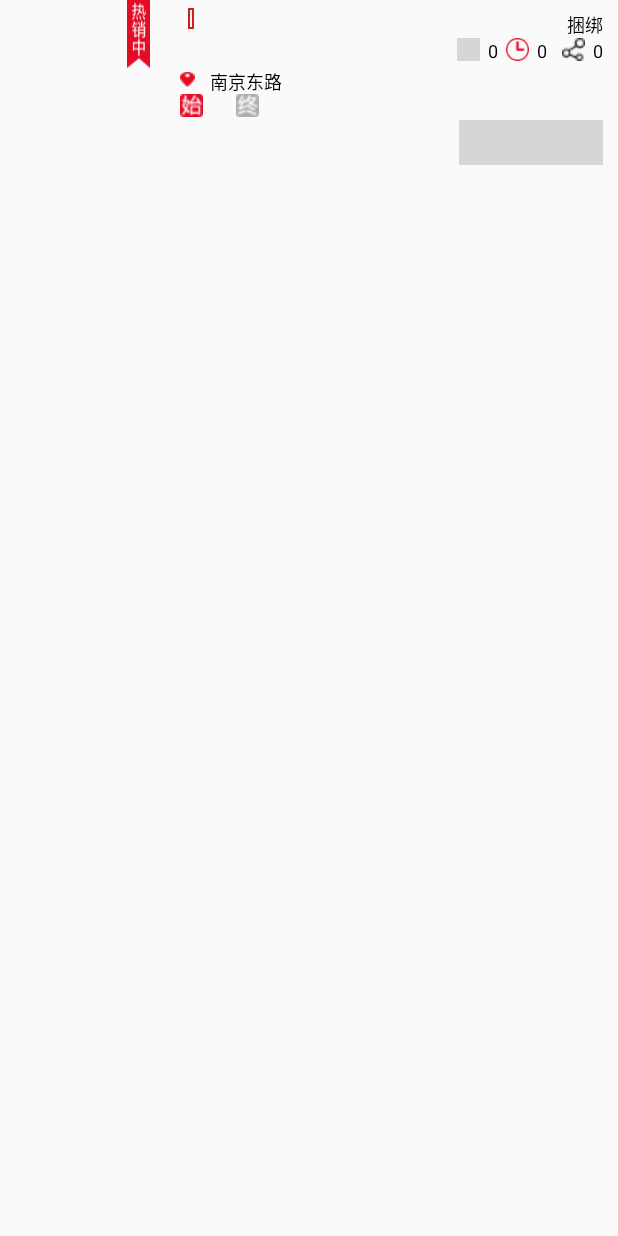
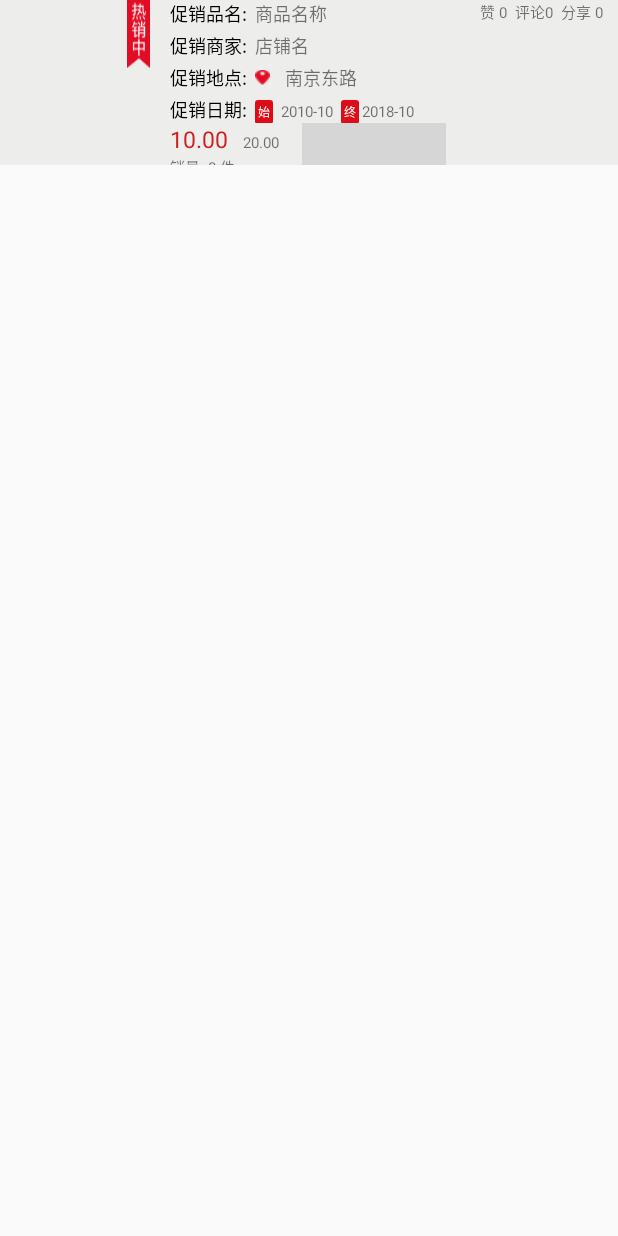
Before and after one commit to liufanglin/project_save_android, an Android app: the layout good_item.xml on its own in the app's theme, with its tools: preview values and no code run, on a phone screen of 412 x 824 dp. Run offline under Robolectric (Android 15) with nearby library versions, the phone set to English and light mode, and no system bars; grey boxes are pictures that could not be loaded.

```diff
--- a/app/src/main/java/com/ximai/savingsmore/save/utils/PopuWindowsUtils.java
+++ b/app/src/main/java/com/ximai/savingsmore/save/utils/PopuWindowsUtils.java
@@ -189,7 +189,7 @@ public class PopuWindowsUtils implements View.OnClickListener {
             }
 
             if (null != list.get(position).SaleCount) {
-                sales_number.setText("销量:" + list.get(position).SaleCount);
+                sales_number.setText("销量:" + list.get(position).SaleCount+"件");
             }
             if (null != list.get(position).Preferential) {
                 zhekou.setText(list.get(position).PromotionTypeName);
@@ -198,10 +198,10 @@ public class PopuWindowsUtils implements View.OnClickListener {
                 shop_name.setText(list.get(position).StoreName);
             }
             if (null != list.get(position).FavouriteCount) {
-                shou_chang.setText(list.get(position).FavouriteCount);
+                shou_chang.setText("赞 "+list.get(position).FavouriteCount);
             }
-            liulan.setText(list.get(position).HitCount);
-            share.setText(list.get(position).SharedCount);
+            liulan.setText("评论 "+list.get(position).HitCount);
+            share.setText("分享 "+list.get(position).SharedCount);
             if (null != list.get(position).Address) {
                 location.setText(list.get(position).Address);
             }
--- /dev/null
+++ b/app/src/main/res/drawable/time_end_bg.xml
@@ -0,0 +1,8 @@
+<?xml version="1.0" encoding="utf-8"?>
+<shape xmlns:android="http://schemas.android.com/apk/res/android"
+    android:shape="rectangle">
+
+    <solid android:color="#dd0c17"/>
+    <corners android:radius="2dp"/>
+
+</shape>
--- a/app/src/main/res/layout/good_item.xml
+++ b/app/src/main/res/layout/good_item.xml
@@ -2,11 +2,13 @@
 <LinearLayout xmlns:android="http://schemas.android.com/apk/res/android"
     android:layout_width="match_parent"
     android:layout_height="wrap_content"
+    android:background="#ededec"
     android:orientation="horizontal">
 
     <RelativeLayout
         android:layout_width="110dp"
-        android:layout_height="110dp">
+        android:layout_height="110dp"
+        android:layout_marginRight="3dp">
 
         <ImageView
             android:id="@+id/image"
@@ -26,42 +28,88 @@
     <LinearLayout
         android:layout_width="match_parent"
         android:layout_height="110dp"
-        android:layout_marginLeft="10dp"
         android:layout_marginRight="10dp"
         android:orientation="vertical">
 
         <RelativeLayout
             android:layout_width="match_parent"
-            android:layout_height="25dp">
+            android:layout_height="wrap_content">
 
             <LinearLayout
                 android:layout_width="wrap_content"
-                android:layout_height="match_parent"
+                android:layout_height="wrap_content"
                 android:orientation="horizontal">
+                <TextView
+                    style="@style/text_balck_twen"
+                    android:text="促销品名:"/>
 
                 <TextView
                     android:id="@+id/name"
-                    android:layout_width="wrap_content"
-                    android:layout_height="match_parent"
+                    style="@style/text_balck_glay"
                     android:ellipsize="end"
                     android:maxEms="7"
+                    android:text="商品名称"
+                    android:layout_marginLeft="5dp"
                     android:singleLine="true"
-                    android:textColor="@color/text_black"
-                    android:textSize="@dimen/login_regin_text" />
+                     />
+
+            </LinearLayout>
+
+            <LinearLayout
+                android:layout_width="wrap_content"
+                android:layout_height="wrap_content"
+                android:gravity="center"
+                android:layout_gravity="center"
+                android:layout_marginLeft="10dp"
+                android:layout_alignParentRight="true"
+                android:orientation="horizontal">
+
+                <ImageView
+                    android:id="@+id/dianzan"
+                    android:layout_width="15dp"
+                    android:layout_height="15dp"
+                    android:visibility="gone"
+                    android:background="@mipmap/sharp" />
 
                 <TextView
-                    android:id="@+id/sales_number"
-                    android:layout_width="wrap_content"
-                    android:layout_height="wrap_content"
-                    android:layout_gravity="center"
+                    android:id="@+id/dainzan_number"
                     android:layout_marginLeft="5dp"
-                    android:background="@drawable/good_item_background"
-                    android:paddingLeft="2dp"
-                    android:paddingRight="2dp"
-                    android:singleLine="true"
-                    android:textColor="@color/mianColor"
-                    android:textSize="@dimen/smart" />
+                    android:text="赞 0"
+                    style="@style/text_ten_glay"
+                    />
+
+                <ImageView
+                    android:id="@+id/colck"
+                    android:layout_width="15dp"
+                    android:layout_height="15dp"
+                    android:layout_marginLeft="5dp"
+                    android:visibility="gone"
+                    android:background="@mipmap/clock" />
+
+                <TextView
+                    android:id="@+id/clock_number"
+                    android:layout_marginLeft="5dp"
+                    android:text="评论0"
+                    style="@style/text_ten_glay"
+                    />
+
+                <ImageView
+                    android:id="@+id/share"
+                    android:layout_width="15dp"
+                    android:layout_height="15dp"
+                    android:visibility="gone"
+                    android:layout_marginLeft="10dp"
+                    android:background="@mipmap/share" />
+
+                <TextView
+                    android:id="@+id/share_number"
+                    android:layout_marginLeft="5dp"
+                    android:text="分享 0"
+                    style="@style/text_ten_glay"
+                    />
+
             </LinearLayout>
+
 
             <TextView
                 android:id="@+id/zhekou"
@@ -70,148 +118,121 @@
                 android:layout_alignParentRight="true"
                 android:gravity="bottom"
                 android:text="捆绑"
+                android:visibility="gone"
                 android:textColor="@color/text_black"
                 android:textSize="@dimen/middle" />
         </RelativeLayout>
 
-        <RelativeLayout
+        <LinearLayout
             android:layout_width="match_parent"
-            android:layout_height="20dp"
-            android:gravity="center">
+            android:layout_height="wrap_content"
+            android:layout_marginTop="3dp"
+            android:orientation="horizontal"
+            >
+            <TextView
+                style="@style/text_balck_twen"
+                android:text="促销商家:"/>
 
             <TextView
                 android:id="@+id/shop_name"
-                android:layout_width="wrap_content"
-                android:layout_height="match_parent"
                 android:ellipsize="end"
+                style="@style/text_balck_glay"
+                android:layout_marginLeft="5dp"
                 android:maxEms="8"
                 android:maxLines="1"
-                android:textColor="@color/text_black"
-                android:textSize="@dimen/middle" />
-
-            <LinearLayout
-                android:layout_width="wrap_content"
-                android:layout_height="match_parent"
-                android:layout_alignParentRight="true"
-                android:layout_gravity="center"
-                android:orientation="horizontal">
-
-                <ImageView
-                    android:id="@+id/dianzan"
-                    android:layout_width="15dp"
-                    android:layout_height="15dp"
-                    android:background="@mipmap/sharp" />
-
-                <TextView
-                    android:id="@+id/dainzan_number"
-                    android:layout_width="wrap_content"
-                    android:layout_height="wrap_content"
-                    android:layout_marginLeft="5dp"
-                    android:text="0"
-                    android:textColor="@color/text_black"
-                    android:textSize="@dimen/middle" />
-
-                <ImageView
-                    android:id="@+id/colck"
-                    android:layout_width="15dp"
-                    android:layout_height="15dp"
-                    android:layout_marginLeft="5dp"
-                    android:background="@mipmap/clock" />
-
-                <TextView
-                    android:id="@+id/clock_number"
-                    android:layout_width="wrap_content"
-                    android:layout_height="wrap_content"
-                    android:layout_marginLeft="5dp"
-                    android:text="0"
-                    android:textColor="@color/text_black"
-                    android:textSize="@dimen/middle" />
-
-                <ImageView
-                    android:id="@+id/share"
-                    android:layout_width="15dp"
-                    android:layout_height="15dp"
-                    android:layout_marginLeft="10dp"
-                    android:background="@mipmap/share" />
-
-                <TextView
-                    android:id="@+id/share_number"
-                    android:layout_width="wrap_content"
-                    android:layout_height="wrap_content"
-                    android:layout_marginLeft="5dp"
-                    android:text="0"
-                    android:textColor="@color/text_black"
-                    android:textSize="@dimen/middle" />
-
-            </LinearLayout>
-        </RelativeLayout>
-
-        <LinearLayout
-            android:layout_width="match_parent"
-            android:layout_height="15dp"
-            android:orientation="horizontal">
-
-            <ImageView
-                android:layout_width="10dp"
-                android:layout_height="10dp"
-                android:layout_gravity="center"
-                android:background="@mipmap/marker2" />
-
-            <TextView
-                android:id="@+id/location"
-                android:layout_width="match_parent"
-                android:layout_height="match_parent"
-                android:layout_gravity="center"
-                android:layout_marginLeft="10dp"
-                android:text="南京东路"
-                android:textColor="@color/text_black"
-                android:textSize="@dimen/middle" />
+                android:text="店铺名"
+                 />
 
         </LinearLayout>
 
         <LinearLayout
             android:layout_width="match_parent"
             android:layout_height="wrap_content"
-            android:layout_marginTop="2dp"
+            android:layout_marginTop="3dp"
             android:orientation="horizontal">
+            <TextView
+                style="@style/text_balck_twen"
+                android:text="促销地点:"/>
 
             <ImageView
-                android:layout_width="15dp"
-                android:layout_height="15dp"
-                android:background="@mipmap/start2" />
+                android:layout_width="10dp"
+                android:layout_height="10dp"
+                android:layout_gravity="center"
+                android:layout_marginLeft="5dp"
+                android:background="@mipmap/marker2" />
+
+            <TextView
+                android:id="@+id/location"
+                style="@style/text_balck_glay"
+                android:layout_marginLeft="10dp"
+                android:text="南京东路"
+                 />
+
+        </LinearLayout>
+
+        <LinearLayout
+            android:layout_width="match_parent"
+            android:layout_height="wrap_content"
+            android:layout_marginTop="3dp"
+            android:orientation="horizontal">
+            <TextView
+                style="@style/text_balck_twen"
+                android:text="促销日期:"/>
+
+            <TextView
+                android:layout_width="wrap_content"
+                android:layout_height="wrap_content"
+                android:layout_marginLeft="5dp"
+                android:text="始"
+                android:padding="2dp"
+                android:textColor="#ffffff"
+                android:textSize="8dp"
+                android:background="@drawable/time_end_bg"/>
 
             <TextView
                 android:id="@+id/statr_time"
                 android:layout_width="wrap_content"
                 android:layout_height="wrap_content"
-                android:layout_marginLeft="2dp"
+                android:layout_marginLeft="5dp"
+                android:text="2010-10"
                 android:textSize="@dimen/smart" />
-
-            <ImageView
-                android:layout_width="15dp"
-                android:layout_height="15dp"
-                android:layout_marginLeft="20dp"
-                android:background="@mipmap/end2" />
+            <TextView
+                android:layout_width="wrap_content"
+                android:layout_height="wrap_content"
+                android:layout_marginLeft="5dp"
+                android:text="终"
+                android:padding="2dp"
+                android:textColor="#ffffff"
+                android:textSize="8dp"
+                android:background="@drawable/time_end_bg"/>
 
             <TextView
                 android:id="@+id/end_time"
                 android:layout_width="wrap_content"
                 android:layout_height="wrap_content"
                 android:layout_marginLeft="2dp"
+                android:text="2018-10"
                 android:textSize="@dimen/smart" />
         </LinearLayout>
 
         <RelativeLayout
             android:layout_width="match_parent"
             android:layout_height="wrap_content"
-            android:layout_marginTop="2dp"
-            android:orientation="horizontal">
+            >
+
 
             <LinearLayout
+                android:id="@+id/ll_left"
                 android:layout_width="wrap_content"
                 android:layout_height="wrap_content"
                 android:layout_centerVertical="true"
-                android:gravity="center">
+                android:orientation="vertical"
+                >
+
+                <LinearLayout
+                    android:layout_width="wrap_content"
+                    android:layout_height="wrap_content"
+                    android:orientation="horizontal">
 
                 <TextView
                     android:id="@+id/price"
@@ -219,6 +240,7 @@
                     android:layout_height="wrap_content"
                     android:ellipsize="end"
                     android:maxEms="5"
+                    android:text="10.00"
                     android:singleLine="true"
                     android:textColor="@color/mianColor"
                     android:textSize="@dimen/login_regin_text" />
@@ -230,21 +252,35 @@
                     android:layout_marginLeft="10dp"
                     android:ellipsize="end"
                     android:maxEms="8"
+                    android:text="20.00"
                     android:singleLine="true"
                     android:textSize="@dimen/smart" />
+                </LinearLayout>
+
+                <TextView
+                    android:id="@+id/sales_number"
+                    android:layout_width="wrap_content"
+                    android:layout_height="wrap_content"
+                    android:singleLine="true"
+                    android:text="销量: 0 件"
+                    android:textSize="@dimen/smart" />
+
             </LinearLayout>
 
             <TextView
                 android:id="@+id/dazhe"
                 android:layout_width="wrap_content"
                 android:layout_height="wrap_content"
-                android:layout_alignParentRight="true"
                 android:layout_centerVertical="true"
                 android:background="@mipmap/biaoqian2"
                 android:gravity="center"
+                android:layout_marginLeft="15dp"
                 android:textColor="@color/white"
+                android:layout_toRightOf="@+id/ll_left"
                 android:textSize="@dimen/smart" />
         </RelativeLayout>
+
+
 
     </LinearLayout>
 
--- a/app/src/main/res/values/styles.xml
+++ b/app/src/main/res/values/styles.xml
@@ -35,5 +35,22 @@
 
     <style name="NativeDialog" parent="@style/MyDialog"></style>
 
+    <style name="text_balck_twen">
+        <item name="android:textSize">12dp</item>
+        <item name="android:textColor">@color/text_black</item>
+        <item name="android:layout_width">wrap_content</item>
+        <item name="android:layout_height">wrap_content</item>
+    </style>
+
+    <style name="text_balck_glay">
+        <item name="android:textSize">12dp</item>
+        <item name="android:layout_width">wrap_content</item>
+        <item name="android:layout_height">wrap_content</item>
+    </style>
+    <style name="text_ten_glay">
+        <item name="android:textSize">10dp</item>
+        <item name="android:layout_width">wrap_content</item>
+        <item name="android:layout_height">wrap_content</item>
+    </style>
 
 </resources>
```
